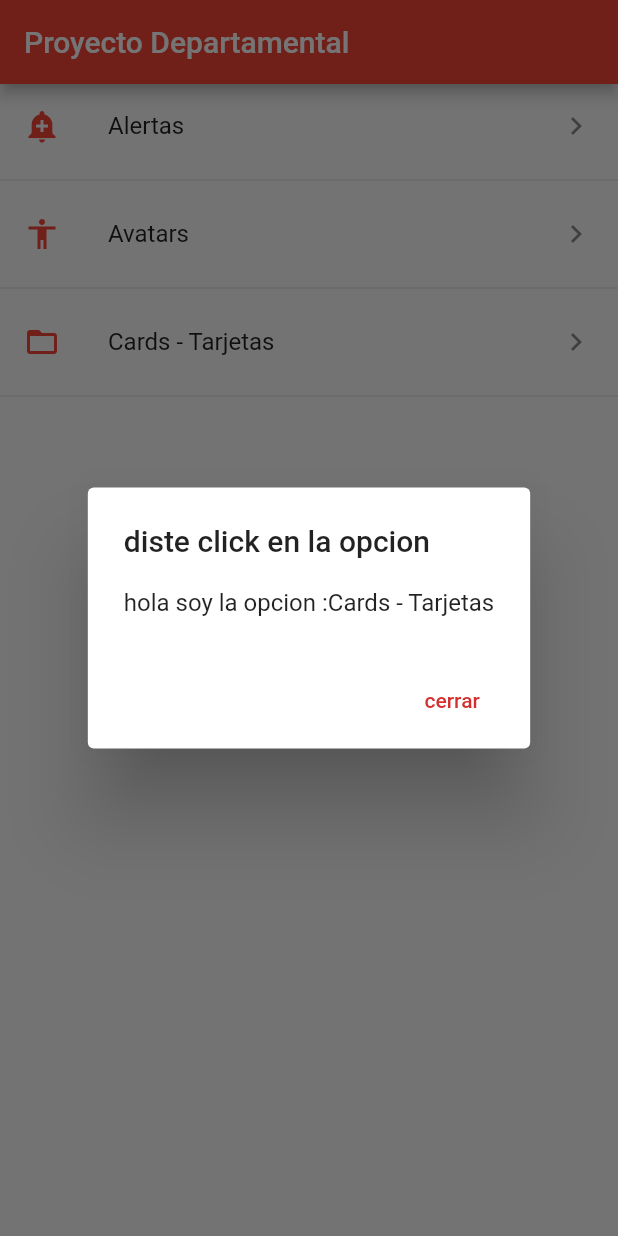
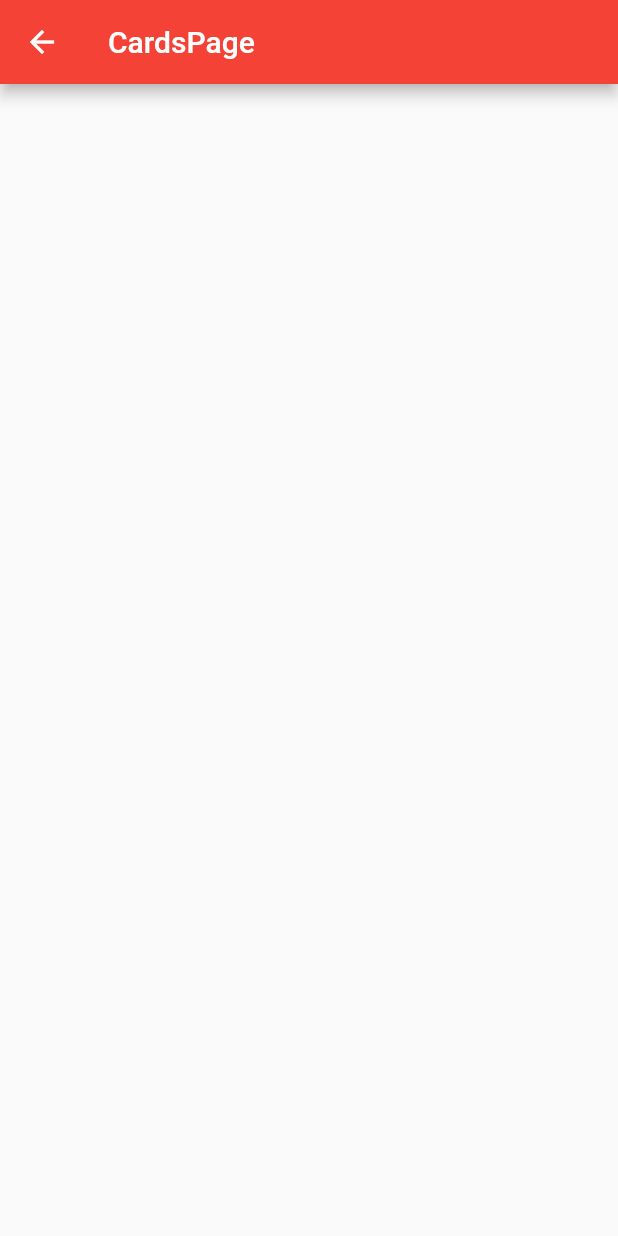
Before and after one commit to AX7-JAMR/Proyecto-Departamental-Examen-, a Flutter app: the screen it shows after launch, after a tap on "Cards - Tarjetas", on a phone screen of 412 x 824 dp. Run offline on Flutter 3.47's test engine with Material 2 defaults, Android fonts, the phone set to English and light mode, and no system bars.

Commit message:
Mojica Ramirez Jorge Alberto

```diff
--- a/lib/main.dart
+++ b/lib/main.dart
@@ -1,6 +1,10 @@
 import 'package:flutter/material.dart';
 import 'package:examen_json/pages/icono_string_util.dart';
 import 'package:examen_json/pages/provider_menu.dart';
+
+import 'package:examen_json/pages/alert_page.dart';
+import 'package:examen_json/pages/avatar_page.dart';
+import 'package:examen_json/pages/cards_page.dart';
 
 void main() => runApp(MyApp());
 
@@ -9,6 +13,7 @@
   @override
   Widget build(BuildContext context) {
     return MaterialApp(
+      debugShowCheckedModeBanner: false,
       title: 'Examen',
       theme: ThemeData(
         primarySwatch: Colors.red,
@@ -50,37 +55,49 @@
         leading: getIcon(opt['icon']),
         trailing: Icon(Icons.keyboard_arrow_right_outlined),
         onTap: () {
-          showDialog(
-            context: context,
-            builder: (BuildContext context) =>
-                _buildPopUpDialog(context, opt['texto']),
-          );
+          //showDialog(
+          //  context: context,
+          //builder: (BuildContext context) =>
+          if (opt['ruta'] == 'alert') {
+            final route = MaterialPageRoute(builder: (context) => AlertPage());
+            Navigator.push(context, route);
+          } else if (opt['ruta'] == 'avatar') {
+            final route = MaterialPageRoute(builder: (context) => AvatarPage());
+            Navigator.push(context, route);
+          } else if (opt['ruta'] == 'card') {
+            final route = MaterialPageRoute(builder: (context) => CardsPage());
+            Navigator.push(context, route);
+          } else {
+            // _buildPopUpDialog(context, opt['texto']),
+          }
         },
       );
       opciones..add(widgetTemp)..add(Divider());
     });
     return opciones;
   }
+}
 
-  Widget _buildPopUpDialog(BuildContext context, String opt) {
-    return new AlertDialog(
-      title: const Text('diste click en la opcion '),
-      content: new Column(
-        mainAxisSize: MainAxisSize.min,
-        crossAxisAlignment: CrossAxisAlignment.start,
-        children: <Widget>[
-          Text('hola soy la opcion :' + opt),
-        ],
-      ),
-      actions: <Widget>[
-        new FlatButton(
-          onPressed: () {
-            Navigator.of(context).pop();
-          },
-          textColor: Theme.of(context).primaryColorDark,
-          child: const Text('cerrar'),
-        ),
-      ],
-    );
-  }
-}
+//metodo mensaje AlertDialog
+// Widget _buildPopUpDialog(BuildContext context, String opt) {
+//   return new AlertDialog(
+//   title: const Text('diste click en la opcion '),
+//   content: new Column(
+//   mainAxisSize: MainAxisSize.min,
+// crossAxisAlignment: CrossAxisAlignment.start,
+//children: <Widget>[
+// Text('hola soy la opcion :' + opt),
+//],
+// ),
+//actions: <Widget>[
+//new FlatButton(
+//onPressed: () {
+//Navigator.of(context).pop();
+//},
+//textColor: Theme.of(context).primaryColorDark,
+//child: const Text('cerrar'),
+//),
+//],
+//);
+// }
+//}
--- /dev/null
+++ b/lib/pages/alert_page.dart
@@ -0,0 +1,10 @@
+import 'package:flutter/material.dart';
+
+class AlertPage extends StatelessWidget {
+  @override
+  Widget build(BuildContext context) {
+    return Scaffold(
+      appBar: AppBar(title: Text('AlertPage')),
+    );
+  }
+}
--- /dev/null
+++ b/lib/pages/avatar_page.dart
@@ -0,0 +1,10 @@
+import 'package:flutter/material.dart';
+
+class AvatarPage extends StatelessWidget {
+  @override
+  Widget build(BuildContext context) {
+    return Scaffold(
+      appBar: AppBar(title: Text('AvatarPage')),
+    );
+  }
+}
--- /dev/null
+++ b/lib/pages/cards_page.dart
@@ -0,0 +1,10 @@
+import 'package:flutter/material.dart';
+
+class CardsPage extends StatelessWidget {
+  @override
+  Widget build(BuildContext context) {
+    return Scaffold(
+      appBar: AppBar(title: Text('CardsPage')),
+    );
+  }
+}
```
